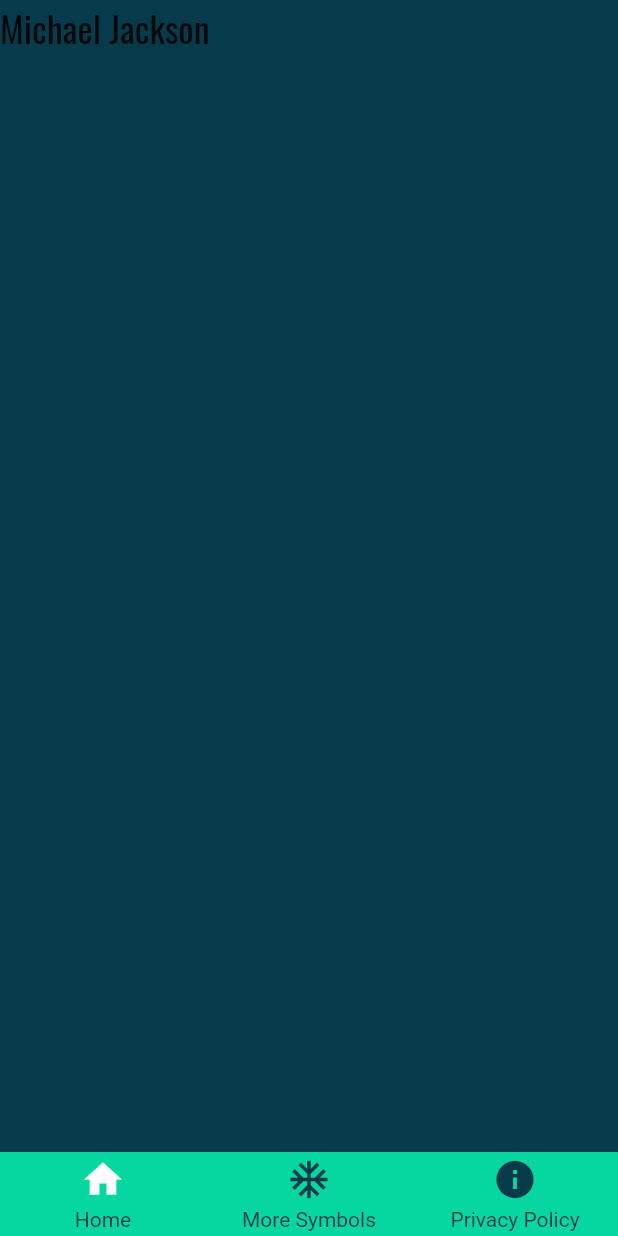
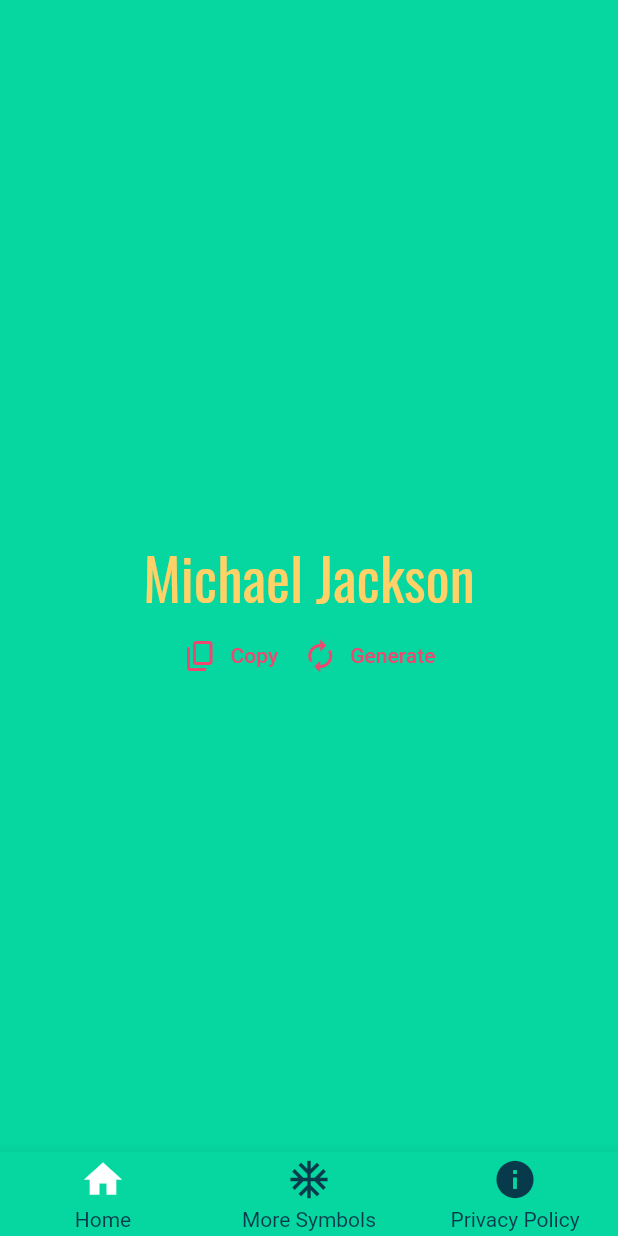
Before and after one commit to Blast06/nickname_generator, a Flutter app: the NamesPage screen opened directly, on a phone screen of 412 x 824 dp. Run offline on Flutter 3.47's test engine with Material 2 defaults, Android fonts, the phone set to English and light mode, and no system bars; drawn by our look-alikes of custom_navigation_bar; our stand-ins replace basic_utils, device_preview, faker, firebase_core, firebase_crashlytics, flutter_markdown and 8 more; missing offline and left inert: dart:ffi; accounts and stored records are empty; statements that could not run were skipped.

Commit message:
replaced scaffold changed color and fixed position

```diff
--- a/lib/ui/pages/names_page.dart
+++ b/lib/ui/pages/names_page.dart
@@ -76,27 +76,54 @@ class _NamesPageState extends State<NamesPage> {
         if (Platform.isIOS) hc.hideKeyboard(context);
       },
       child: Scaffold(
-        backgroundColor: appThemeData.highlightColor,
-        body: GetBuilder<HomeController>(
-          builder: (_) => Column(
-            mainAxisAlignment: MainAxisAlignment.start,
-            crossAxisAlignment: CrossAxisAlignment.start,
+        backgroundColor: appThemeData.primaryColor,
+        body: Center(
+          child: Column(
+            mainAxisAlignment: MainAxisAlignment.center,
+            // crossAxisAlignment: CrossAxisAlignment.center,
             children: [
-              Text(hc.name, style: GoogleFonts.oswald(fontSize: 24)),
-              // TextButton.icon(
-              //   icon: Icon(Icons.copy_rounded),
-              //   label: Text('copy'.tr),
-              //   style: TextButton.styleFrom(
-              //     primary: appThemeData.accentColor,
-              //   ),
-              //   onPressed: () {
-              //     Clipboard.setData(ClipboardData(text: hc.name));
-              //     Get.snackbar("snackbar_download_title".tr,
-              //         "snackbar_download_message".tr,
-              //         snackPosition: SnackPosition.BOTTOM,
-              //         backgroundColor: appThemeData.accentColor);
-              //   },
-              // )
+              SizedBox(
+                height: 50,
+              ),
+              Container(
+                color: Colors.red,
+              ),
+              GetBuilder<HomeController>(
+                builder: (_) => Text(hc.name,
+                    style: GoogleFonts.oswald(
+                        fontSize: 38, color: appThemeData.accentColor)),
+              ),
+              Row(
+                mainAxisAlignment: MainAxisAlignment.center,
+                children: [
+                  GetBuilder<HomeController>(
+                      builder: (_) => TextButton.icon(
+                            icon: Icon(Icons.copy_rounded),
+                            label: Text('copy'.tr),
+                            style: TextButton.styleFrom(
+                              primary: appThemeData.splashColor,
+                            ),
+                            onPressed: () {
+                              Clipboard.setData(ClipboardData(text: hc.name));
+                              Get.snackbar("snackbar_name_copied".tr,
+                                  "snackbar_name_copied_message".tr,
+                                  snackPosition: SnackPosition.BOTTOM,
+                                  backgroundColor: appThemeData.splashColor);
+                            },
+                          )),
+                  GetBuilder<HomeController>(
+                      builder: (_) => TextButton.icon(
+                            icon: Icon(Icons.autorenew),
+                            label: Text('generate_another'.tr),
+                            style: TextButton.styleFrom(
+                              primary: appThemeData.splashColor,
+                            ),
+                            onPressed: () {
+                              hc.generateRandomNames(2);
+                            },
+                          )),
+                ],
+              )
 
               //TODO: Use svg icon
 
```
